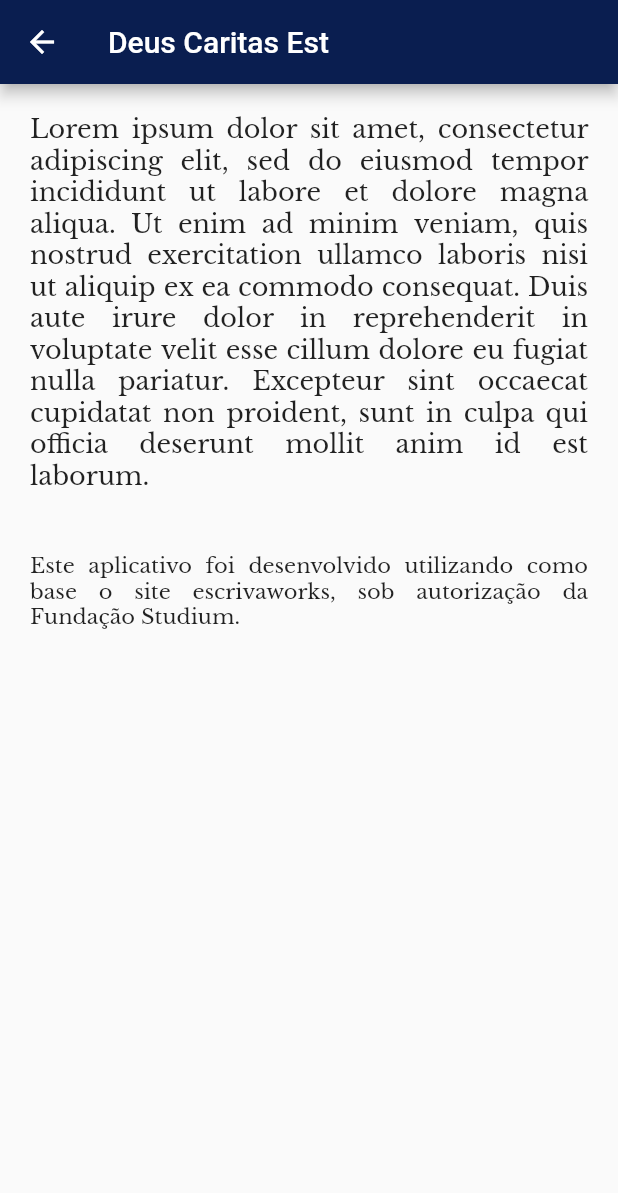
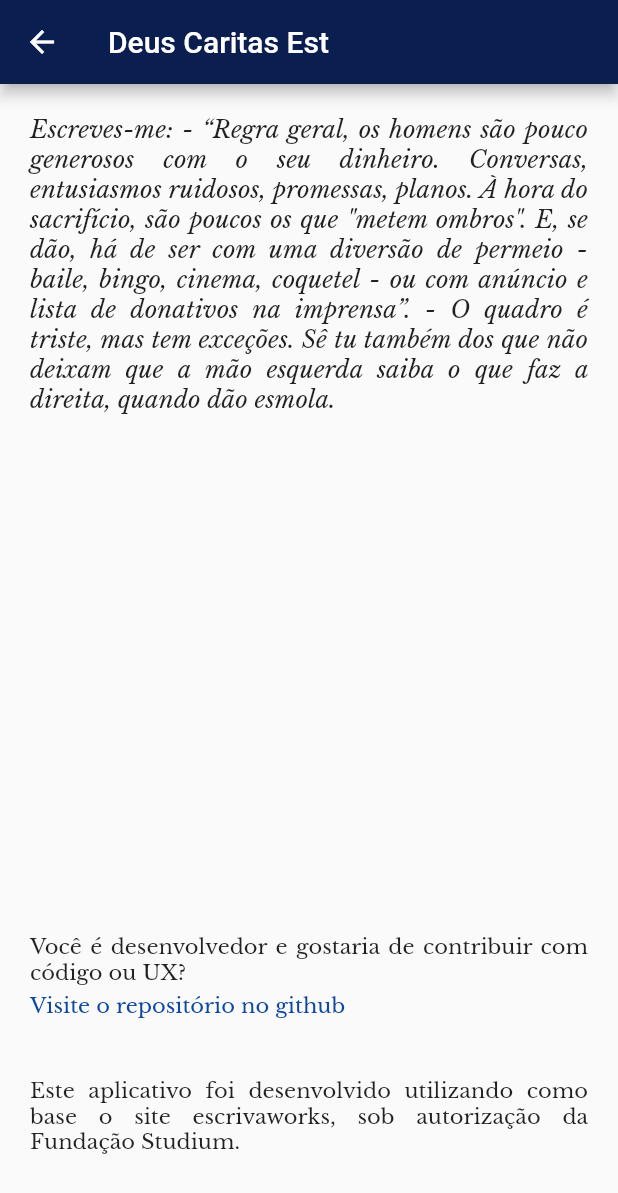
Before and after one commit to expoure/escriva-everyday, a Flutter app: the CaritasPage screen opened directly, on a phone screen of 412 x 824 dp. Shown: the top 1193 px of the screen. Run offline on Flutter 3.47's test engine with Material 2 defaults, Android fonts, the phone set to English and light mode, and no system bars; our stand-ins replace share_plus, sqflite; missing offline and left inert: in_app_notification; accounts and stored records are empty.

```diff
--- a/lib/page/caritas_page.dart
+++ b/lib/page/caritas_page.dart
@@ -1,5 +1,5 @@
-import 'package:flutter/gestures.dart';
 import 'package:flutter/material.dart';
+import 'package:url_launcher/url_launcher.dart';
 
 class CaritasPage extends StatefulWidget {
   @override
@@ -15,13 +15,36 @@ class _CaritasPageState extends State<CaritasPage> {
           backgroundColor: Color.fromRGBO(10, 30, 80, 1),
         ),
         body: SingleChildScrollView(
-          child: Column(crossAxisAlignment: CrossAxisAlignment.end, children: [
+          child:
+              Column(crossAxisAlignment: CrossAxisAlignment.start, children: [
             Padding(
               padding: const EdgeInsets.fromLTRB(20.0, 20.0, 20.0, 20.0),
               child: Text(
-                  'Lorem ipsum dolor sit amet, consectetur adipiscing elit, sed do eiusmod tempor incididunt ut labore et dolore magna aliqua. Ut enim ad minim veniam, quis nostrud exercitation ullamco laboris nisi ut aliquip ex ea commodo consequat. Duis aute irure dolor in reprehenderit in voluptate velit esse cillum dolore eu fugiat nulla pariatur. Excepteur sint occaecat cupidatat non proident, sunt in culpa qui officia deserunt mollit anim id est laborum.',
-                  style: TextStyle(fontFamily: 'Baskerville', fontSize: 17),
+                  'Escreves-me: - \“Regra geral, os homens são pouco generosos com o seu dinheiro. Conversas, entusiasmos ruidosos, promessas, planos. À hora do sacrifício, são poucos os que "metem ombros\". E, se dão, há de ser com uma diversão de permeio - baile, bingo, cinema, coquetel - ou com anúncio e lista de donativos na imprensa\”. - O quadro é triste, mas tem exceções. Sê tu também dos que não deixam que a mão esquerda saiba o que faz a direita, quando dão esmola.',
+                  style: TextStyle(
+                      fontFamily: 'Baskerville',
+                      fontSize: 16,
+                      fontStyle: FontStyle.italic),
                   textAlign: TextAlign.justify),
+            ),
+            Padding(
+              padding: const EdgeInsets.fromLTRB(20.0, 20.0, 20.0, 5.0),
+              child: Text(
+                  '\n\n\n\n\n\n\n\n\n\n\n\n\n\n\n\n\n\nVocê é desenvolvedor e gostaria de contribuir com código ou UX? ',
+                  style: TextStyle(fontFamily: 'Baskerville', fontSize: 14),
+                  textAlign: TextAlign.justify),
+            ),
+            Padding(
+              padding: const EdgeInsets.fromLTRB(20.0, 0, 20.0, 20.0),
+              child: new InkWell(
+                  child: new Text('Visite o repositório no github',
+                      style: TextStyle(
+                          fontFamily: 'Baskerville',
+                          fontSize: 14,
+                          color: Colors.blue.shade900),
+                      textAlign: TextAlign.left),
+                  onTap: () =>
+                      launch('https://github.com/expoure/escriva-everyday')),
             ),
             Padding(
               padding: const EdgeInsets.fromLTRB(20.0, 20.0, 20.0, 20.0),
--- a/lib/widget/navigation_drawer_widget.dart
+++ b/lib/widget/navigation_drawer_widget.dart
@@ -23,19 +23,19 @@ class NavigationDrawerWidget extends StatelessWidget {
                     icon: Icons.bookmark_border,
                     onClicked: () => selectedItem(context, 1),
                   ),
-                  const SizedBox(height: 16),
-                  buildMenuItem(
-                    text: 'Configurações',
-                    icon: Icons.settings_outlined,
-                    onClicked: () => selectedItem(context, 2),
-                  ),
-                  const SizedBox(height: 16),
+                  // const SizedBox(height: 16),
+                  // buildMenuItem(
+                  //   text: 'Configurações',
+                  //   icon: Icons.settings_outlined,
+                  //   onClicked: () => selectedItem(context, 2),
+                  // ),
+                  const SizedBox(height: 8),
                   buildMenuItem(
                     text: 'Deus Caritas Est',
                     icon: Icons.favorite_border_rounded,
                     onClicked: () => selectedItem(context, 0),
                   ),
-                  const SizedBox(height: 460),
+                  const SizedBox(height: 590),
                   Divider(color: Colors.white70),
                   Text('Ad maiorem Dei gloriam',
                       style: TextStyle(
--- a/pubspec.yaml
+++ b/pubspec.yaml
@@ -12,6 +12,7 @@ dependencies:
   cupertino_icons: ^1.0.2
   share_plus: ^3.0.4
   in_app_notification: any
+  url_launcher: any
 
 dev_dependencies:
   flutter_test:
```
Also changed, not shown: pubspec.lock, 19 other files.
